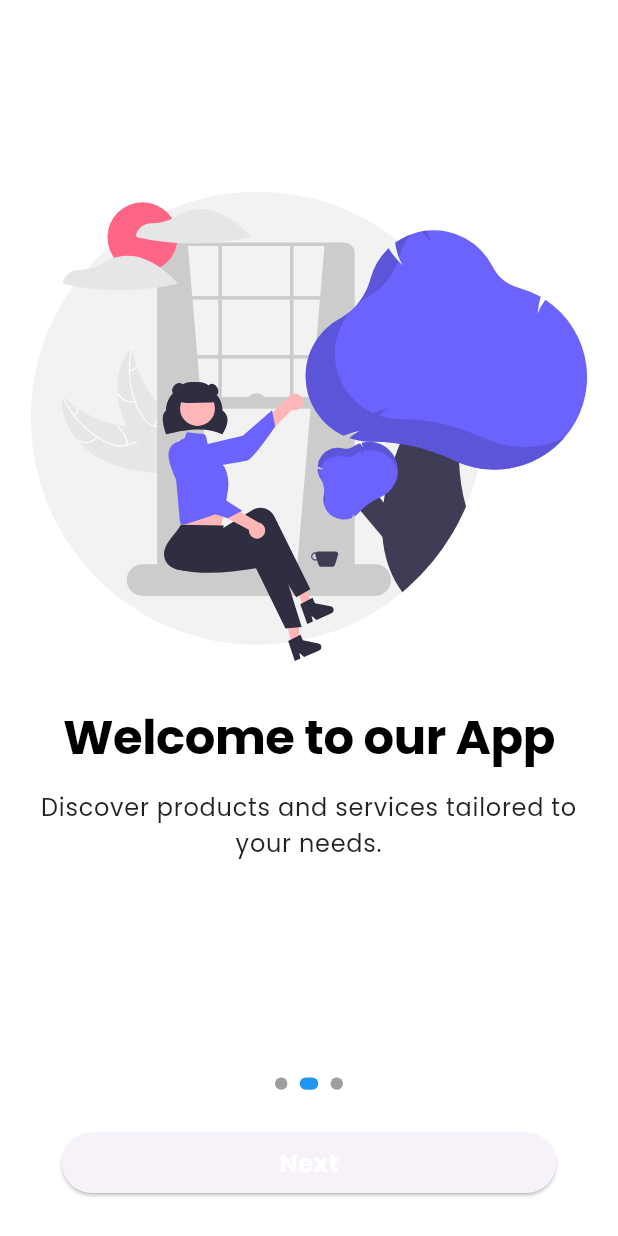
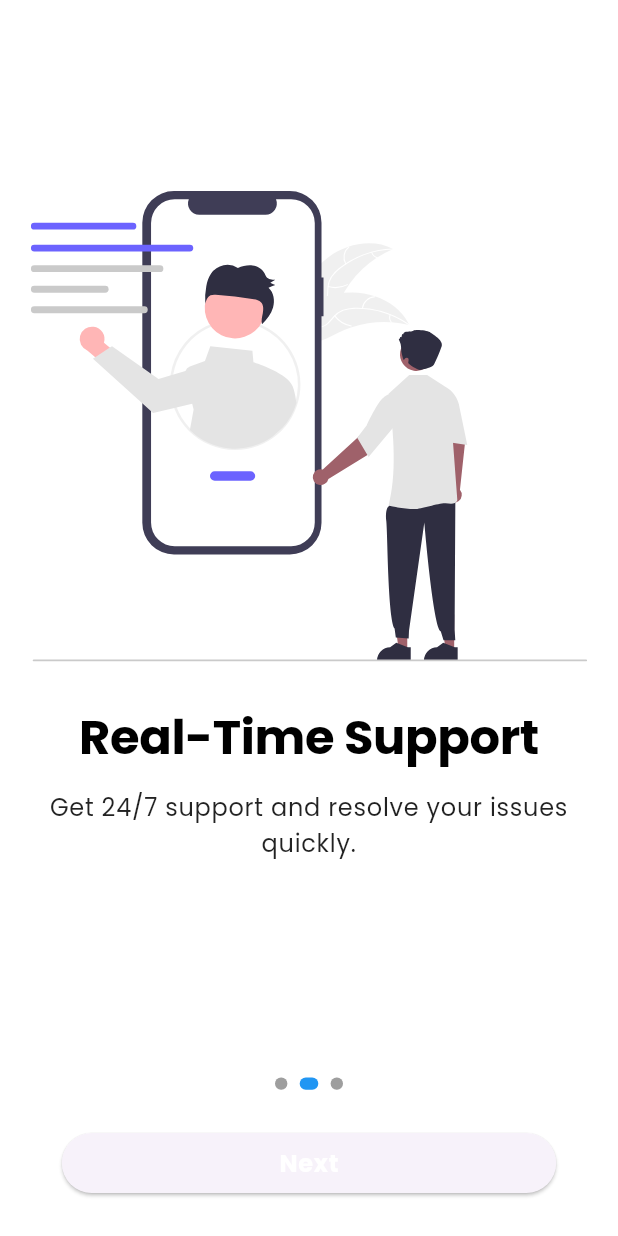
Before and after one commit to neeteshraj/nkcc, a Flutter app: the screen it shows after launch, after a tap on "Next", on a phone screen of 412 x 824 dp. Run offline on Flutter 3.47's test engine with Material 3 defaults, Android fonts, the light colour scheme and no system bars; our stand-ins replace flutter_bloc, flutter_svg, get_it.

Commit message:
fixed onboarding issues

```diff
--- /dev/null
+++ b/lib/features/onboarding/presentation/bloc/onboarding_cubit.dart
@@ -0,0 +1,19 @@
+import 'package:flutter_bloc/flutter_bloc.dart';
+
+part 'onboarding_state.dart';
+
+class OnboardingCubit extends Cubit<OnboardingState> {
+  OnboardingCubit() : super(const OnboardingInitial());
+
+  void updateIndex(int index) {
+    emit(OnboardingIndexChange(index));
+  }
+
+  void nextPage(int currentIndex, int totalPages) {
+    if (currentIndex < totalPages - 1) {
+      emit(OnboardingIndexChange(currentIndex + 1));
+    } else {
+      emit(OnboardingComplete());
+    }
+  }
+}
--- /dev/null
+++ b/lib/features/onboarding/presentation/bloc/onboarding_state.dart
@@ -0,0 +1,19 @@
+part of 'onboarding_cubit.dart';
+
+abstract class OnboardingState {
+  final int index;
+
+  const OnboardingState({required this.index});
+}
+
+class OnboardingInitial extends OnboardingState {
+  const OnboardingInitial() : super(index: 0);
+}
+
+class OnboardingIndexChange extends OnboardingState {
+  const OnboardingIndexChange(int index) : super(index: index);
+}
+
+class OnboardingComplete extends OnboardingState {
+  const OnboardingComplete() : super(index: -1);
+}
--- a/lib/features/onboarding/presentation/screens/onboarding_screen.dart
+++ b/lib/features/onboarding/presentation/screens/onboarding_screen.dart
@@ -1,66 +1,37 @@
 import 'package:flutter/material.dart';
+import 'package:flutter_bloc/flutter_bloc.dart';
 import 'package:support/core/utils/size_utils.dart';
 import 'package:support/core/utils/translation_utils.dart';
 import 'package:support/features/onboarding/data/datasources/onboarding_data_source.dart';
 import 'package:support/features/onboarding/data/models/onboarding_model.dart';
+import '../bloc/onboarding_cubit.dart';
 import '../widgets/onboarding_card.dart';
 
-class OnboardingScreen extends StatefulWidget {
+class OnboardingScreen extends StatelessWidget {
   const OnboardingScreen({Key? key}) : super(key: key);
 
-  @override
-  _OnboardingScreenState createState() => _OnboardingScreenState();
-}
-
-class _OnboardingScreenState extends State<OnboardingScreen> {
-  final PageController _pageController = PageController();
-  int _currentPage = 0;
-  bool _isButtonDisabled = false;
-
-  Map<String, String> _localizedStrings = {};
-
-  @override
-  void initState() {
-    super.initState();
-    _loadTranslations();
-  }
-
-  Future<void> _loadTranslations() async {
-    final translations = await loadTranslations(context);
-    setState(() {
-      _localizedStrings = translations;
-    });
-  }
-
-  void _onPageChanged(int page) {
-    setState(() {
-      _currentPage = page;
-    });
-  }
-
-  void _nextPage(List<OnboardingModel> onboardingData) {
-    print("Current Page: $_currentPage");
-    if (_currentPage < onboardingData.length - 1) {
-      _pageController
-          .animateToPage(
-        _currentPage + 1,
-        duration: const Duration(milliseconds: 300),
-        curve: Curves.easeInOut,
-      )
-          .then((_) {
-        setState(() {
-          _currentPage += 1;
-        });
-      });
-    } else {
-      print("Navigating to Home Screen");
-      Navigator.pushReplacementNamed(context, "/home");
-    }
+  Future<Map<String, String>> _loadTranslations(BuildContext context) async {
+    return await loadTranslations(context);
   }
 
   @override
   Widget build(BuildContext context) {
-    return FutureBuilder(
+    return BlocProvider(
+      create: (_) => OnboardingCubit(),
+      child: FutureBuilder<Map<String, String>>(
+        future: _loadTranslations(context),
+        builder: (context, snapshot) {
+          if (snapshot.connectionState == ConnectionState.waiting) {
+            return const Scaffold(
+              body: Center(child: CircularProgressIndicator()),
+            );
+          } else if (snapshot.hasError) {
+            return Scaffold(
+              body: Center(child: Text('Error: ${snapshot.error}')),
+            );
+          } else {
+            final translations = snapshot.data!;
+            return FutureBuilder<List<OnboardingModel>>(
               future: OnboardingDataSource.getOnboardingData(context),
               builder: (context, snapshot) {
                 if (snapshot.connectionState == ConnectionState.waiting) {
@@ -69,40 +40,57 @@ class _OnboardingScreenState extends State<OnboardingScreen> {
                   );
                 } else if (snapshot.hasError) {
                   return Scaffold(
-            body: Center(child: Text('Error loading data: ${snapshot.error}')),
+                    body: Center(
+                        child: Text('Error loading data: ${snapshot.error}')),
                   );
                 } else {
-          final onboardingData = snapshot.data as List<OnboardingModel>;
+                  final onboardingData = snapshot.data!;
+                  final pageController = PageController();
+
+                  return BlocConsumer<OnboardingCubit, OnboardingState>(
+                    listener: (context, state) {
+                      if (state is OnboardingComplete) {
+                        Navigator.pushReplacementNamed(context, "/home");
+                      } else if (state is OnboardingIndexChange) {
+                        pageController.jumpToPage(state.index);
+                      }
+                    },
+                    builder: (context, state) {
+                      final cubit = context.read<OnboardingCubit>();
 
                       return Scaffold(
                         body: Column(
                           children: [
                             Expanded(
                               child: PageView.builder(
-                    controller: _pageController,
+                                controller: pageController,
                                 itemCount: onboardingData.length,
                                 itemBuilder: (context, index) {
                                   return OnboardingCard(
                                     onboardingData: onboardingData[index],
                                   );
                                 },
-                    onPageChanged: _onPageChanged,
+                                onPageChanged: (page) {
+                                  cubit.updateIndex(page);
+                                },
                               ),
                             ),
                             SizedBox(height: SizeUtils.getHeight(context, 0.03)),
                             Row(
                               mainAxisAlignment: MainAxisAlignment.center,
-                  children: List.generate(onboardingData.length, (index) {
+                              children: List.generate(onboardingData.length,
+                                      (index) {
                                     return AnimatedContainer(
                                       duration: const Duration(milliseconds: 300),
                                       margin: SizeUtils.getMargin(context, 0, 0.01),
-                      width: _currentPage == index
+                                      width: state.index == index
                                           ? SizeUtils.getWidth(context, 0.03)
                                           : SizeUtils.getWidth(context, 0.02),
                                       height: SizeUtils.getHeight(context, 0.01),
                                       decoration: BoxDecoration(
-                        color:
-                            _currentPage == index ? Colors.blue : Colors.grey,
+                                        color: state.index == index
+                                            ? Colors.blue
+                                            : Colors.grey,
                                         borderRadius: BorderRadius.circular(4),
                                       ),
                                     );
@@ -110,29 +98,24 @@ class _OnboardingScreenState extends State<OnboardingScreen> {
                             ),
                             SizedBox(height: SizeUtils.getHeight(context, 0.03)),
                             Padding(
-                  padding: SizeUtils.getPadding(context, 0, 0.1),
+                              padding:
+                              SizeUtils.getPadding(context, 0, 0.1),
                               child: SizedBox(
                                 width: double.infinity,
                                 child: ElevatedButton(
-                      onPressed: _isButtonDisabled
-                          ? null
-                          : () {
-                              setState(() {
-                                _isButtonDisabled = true;
-                              });
-                              _nextPage(onboardingData);
-                              Future.delayed(const Duration(milliseconds: 350),
-                                  () {
-                                setState(() {
-                                  _isButtonDisabled = false;
-                                });
-                              });
+                                  onPressed: () {
+                                    cubit.nextPage(
+                                        state.index, onboardingData.length);
                                   },
                                   child: Text(
-                        _currentPage == onboardingData.length - 1
-                            ? _localizedStrings['get_started'] ?? "Get Started"
-                            : _localizedStrings['next'] ?? "Next",
-                        style: Theme.of(context).textTheme.bodyLarge?.copyWith(
+                                    state.index == onboardingData.length - 1
+                                        ? translations['get_started'] ??
+                                        "Get Started"
+                                        : translations['next'] ?? "Next",
+                                    style: Theme.of(context)
+                                        .textTheme
+                                        .bodyLarge
+                                        ?.copyWith(
                                       color: Colors.white,
                                       fontWeight: FontWeight.bold,
                                     ),
@@ -144,8 +127,14 @@ class _OnboardingScreenState extends State<OnboardingScreen> {
                           ],
                         ),
                       );
+                    },
+                  );
                 }
               },
             );
           }
+        },
+      ),
+    );
   }
+}
--- /dev/null
+++ b/lib/init_dependencies.dart
@@ -0,0 +1,11 @@
+import 'package:get_it/get_it.dart';
+
+import 'features/onboarding/presentation/bloc/onboarding_cubit.dart';
+
+final serviceLocator = GetIt.instance;
+
+Future<void> initDependencies() async {
+
+  serviceLocator.registerSingleton<OnboardingCubit>(OnboardingCubit());
+
+}
--- a/lib/main.dart
+++ b/lib/main.dart
@@ -1,12 +1,25 @@
 import 'package:flutter/material.dart';
+import 'package:flutter_bloc/flutter_bloc.dart';
 import 'package:support/config/routes/routes.dart';
 import 'package:support/core/constants/app_constants.dart';
 import 'package:support/core/localization/localization.dart';
 import 'package:support/core/utils/locale_utils.dart';
 import 'package:support/core/theme/app_theme.dart';
 
-void main() {
-  runApp(const MyApp());
+import 'features/onboarding/presentation/bloc/onboarding_cubit.dart';
+import 'init_dependencies.dart';
+
+void main() async {
+  WidgetsFlutterBinding.ensureInitialized();
+
+  await initDependencies();
+  runApp(MultiBlocProvider(
+    providers: [
+      BlocProvider<OnboardingCubit>(
+          create: (context) => serviceLocator<OnboardingCubit>()),
+    ],
+    child: const MyApp(),
+  ));
 }
 
 class MyApp extends StatelessWidget {
--- a/pubspec.yaml
+++ b/pubspec.yaml
@@ -19,7 +19,7 @@ publish_to: 'none' # Remove this line if you wish to publish to pub.dev
 version: 1.0.0+1
 
 environment:
-  sdk: ^3.5.4
+  sdk: ^3.4.1
 
 # Dependencies specify other packages that your package needs in order to work.
 # To automatically upgrade your package dependencies to the latest versions
@@ -36,6 +36,9 @@ dependencies:
   # Use with the CupertinoIcons class for iOS style icons.
   cupertino_icons: ^1.0.8
   flutter_svg: ^2.0.16
+  equatable: ^2.0.7
+  flutter_bloc: ^8.1.6
+  get_it: ^8.0.2
   flutter_localizations:
     sdk: flutter
   intl: ^0.19.0
```
Also changed, not shown: lib/features/onboarding/presentation/bloc/onboarding_bloc.dart (deleted), pubspec.lock. Lines whose indentation alone changed are shown as unchanged.
